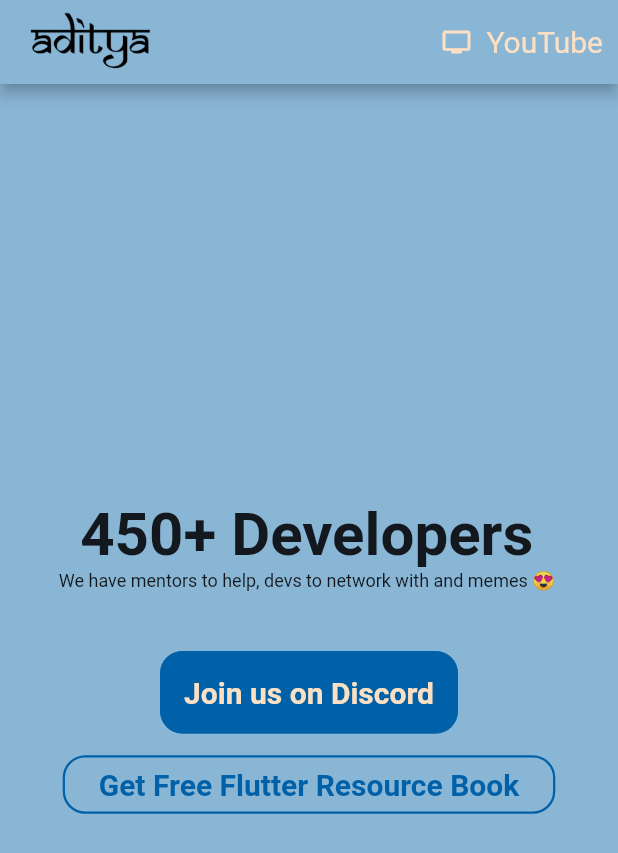
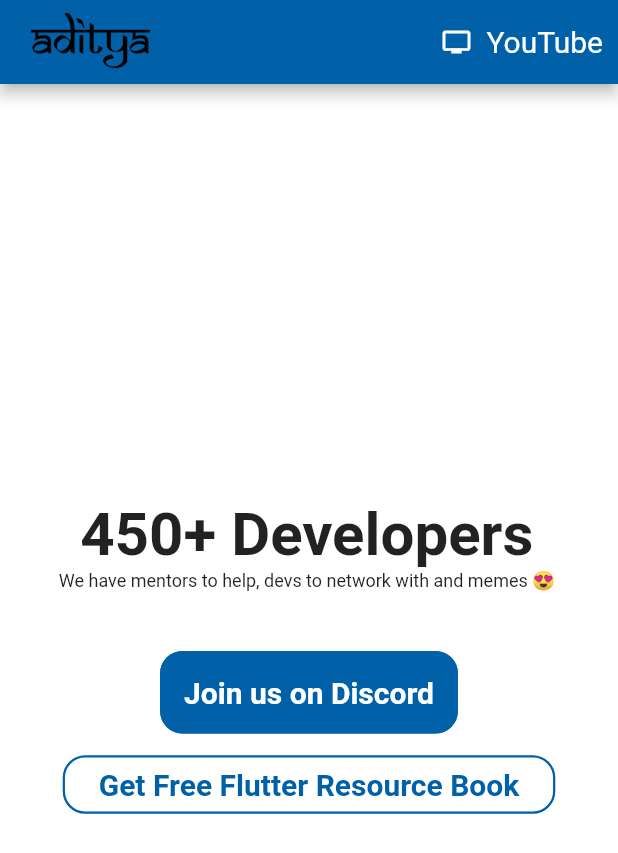
Before and after one commit to vanshwalia/teamaditya, a Flutter app: the screen it shows after launch, on a phone screen of 412 x 824 dp. Shown: the top 853 px of the screen. Run offline on Flutter 3.47's test engine with Material 2 defaults, Android fonts, the light colour scheme and no system bars; our stand-ins replace firebase_core, flutter_svg, google_fonts; accounts and stored records are empty; Roboto replaces fonts that are missing (Ubuntu).

```diff
--- a/lib/constants.dart
+++ b/lib/constants.dart
@@ -2,7 +2,7 @@ import 'package:flutter/material.dart';
 import 'package:google_fonts/google_fonts.dart';
 import 'package:url_launcher/url_launcher.dart';
 
-Color kPrimaryColor = Color(0xFFFBE0C4);
+Color kPrimaryColor = Colors.white;
 Color kLightBlue = Color(0xFF8AB6D6);
 Color kAccentColor = Color(0xFF0061A8);
 Color kRed = const Color(0xFFDA0037);
--- a/lib/screens/homepage.dart
+++ b/lib/screens/homepage.dart
@@ -26,9 +26,9 @@ class HomePage extends StatelessWidget {
   Widget build(BuildContext context) {
     return SafeArea(
       child: Scaffold(
-        backgroundColor: kLightBlue,
+        backgroundColor: kPrimaryColor,
         appBar: AppBar(
-          backgroundColor: kLightBlue,
+          backgroundColor: kAccentColor,
           title: Container(
             height: 50,
             child: const Image(
```
Also changed, not shown: 5 other files.
